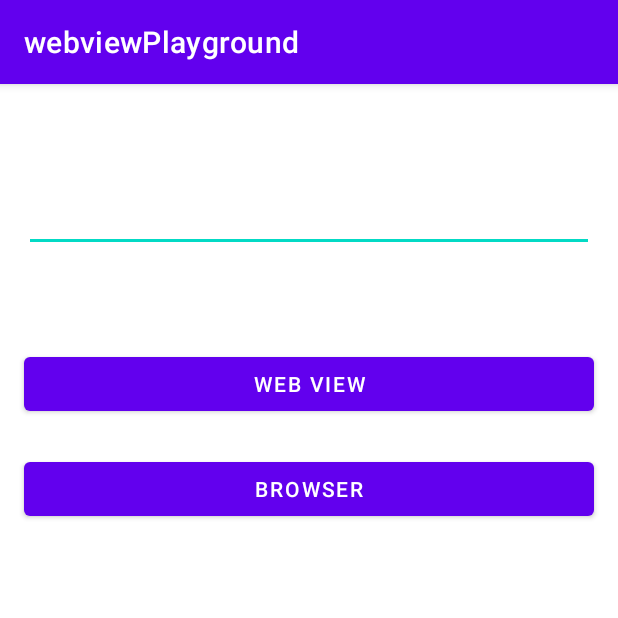
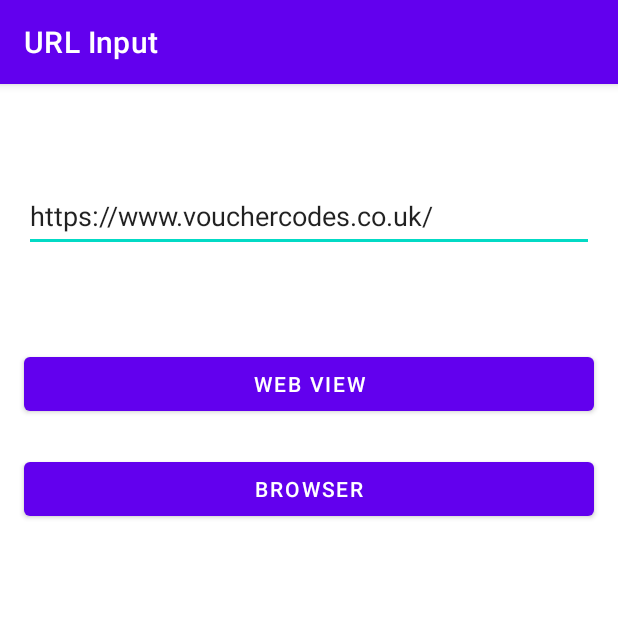
Before and after one commit to YentingChen/Android-Practise-WebView, an Android app: the screen it shows after launch (MainActivity), on a phone screen of 412 x 824 dp, the top half of it. Run offline under Robolectric (Android 15) with nearby library versions, the phone set to English and light mode, and no system bars; our stand-ins replace navigation-ui.

Commit message:
first version

```diff
--- a/app/src/main/AndroidManifest.xml
+++ b/app/src/main/AndroidManifest.xml
@@ -3,7 +3,7 @@
     xmlns:tools="http://schemas.android.com/tools"
     package="com.example.webviewplayground">
 
-    <uses-permission android:name="android.permission.ACCESS_NETWORK_STATE" />
+    <uses-permission android:name="android.permission.INTERNET" />
 
     <application
         android:allowBackup="true"
--- a/app/src/main/java/com/example/webviewplayground/FillingURLFragment.kt
+++ b/app/src/main/java/com/example/webviewplayground/FillingURLFragment.kt
@@ -1,10 +1,13 @@
 package com.example.webviewplayground
 
+import android.content.Intent
+import android.net.Uri
 import android.os.Bundle
 import androidx.fragment.app.Fragment
 import android.view.LayoutInflater
 import android.view.View
 import android.view.ViewGroup
+import android.widget.TextView
 import androidx.navigation.findNavController
 import androidx.navigation.fragment.findNavController
 import com.example.webviewplayground.databinding.FragmentFillingUrlBinding
@@ -14,23 +17,40 @@ class FillingURLFragment : Fragment() {
     private var _binding: FragmentFillingUrlBinding? = null
     private val binding get() = _binding!!
 
+    lateinit var textView: TextView
+
+    val defaulURL = "https://www.vouchercodes.co.uk/"
+
+    override fun onCreate(savedInstanceState: Bundle?) {
+        super.onCreate(savedInstanceState)
+    }
+
     override fun onCreateView(
         inflater: LayoutInflater, container: ViewGroup?,
         savedInstanceState: Bundle?
     ): View? {
         _binding = FragmentFillingUrlBinding.inflate(inflater, container, false)
         val view = binding.root
+
         return view
     }
 
     override fun onViewCreated(view: View, savedInstanceState: Bundle?) {
         super.onViewCreated(view, savedInstanceState)
         binding.buttonWebView.setOnClickListener {
-            FillingURLFragmentDirections.actionFillingURLFragmentToWebViewFragment("https://www.google.com/")
-            findNavController().navigate(R.id.action_fillingURLFragment_to_webViewFragment)
+            val direction = FillingURLFragmentDirections.actionFillingURLFragmentToWebViewFragment(textView.text.toString())
+            findNavController().navigate(direction)
         }
+
+        binding.buttonBrowser.setOnClickListener {
+            val openURL = Intent(Intent.ACTION_VIEW)
+            openURL.data = Uri.parse(textView.text.toString())
+            startActivity(openURL)
+        }
+
+        textView = binding.editTextInput
+        textView.text = defaulURL
 
     }
 
-
 }
--- a/app/src/main/java/com/example/webviewplayground/MainActivity.kt
+++ b/app/src/main/java/com/example/webviewplayground/MainActivity.kt
@@ -2,13 +2,31 @@ package com.example.webviewplayground
 
 import androidx.appcompat.app.AppCompatActivity
 import android.os.Bundle
+import android.view.LayoutInflater
+import androidx.navigation.NavController
+import androidx.navigation.fragment.NavHostFragment
+import androidx.navigation.fragment.findNavController
+import androidx.navigation.ui.setupActionBarWithNavController
 import com.example.webviewplayground.databinding.ActivityMainBinding
 
 class MainActivity : AppCompatActivity() {
     private lateinit var binding: ActivityMainBinding
+    private lateinit var navHostFragment: NavHostFragment
+    private lateinit var navController: NavController
 
     override fun onCreate(savedInstanceState: Bundle?) {
         super.onCreate(savedInstanceState)
-        setContentView(R.layout.activity_main)
+        binding = ActivityMainBinding.inflate(LayoutInflater.from(this))
+        setContentView(binding.root)
+
+        navHostFragment = supportFragmentManager.findFragmentById(binding.fragmentContainerView.id) as NavHostFragment
+        navController = navHostFragment.findNavController()
+        setupActionBarWithNavController(navController)
     }
+
+    override fun onSupportNavigateUp(): Boolean {
+        return navController.navigateUp() || super.onSupportNavigateUp()
+    }
+
+
 }
--- a/app/src/main/res/navigation/nav_gragh.xml
+++ b/app/src/main/res/navigation/nav_gragh.xml
@@ -8,17 +8,18 @@
     <fragment
         android:id="@+id/fillingURLFragment"
         android:name="com.example.webviewplayground.FillingURLFragment"
-        android:label="fragment_filling_url"
+        android:label="URL Input"
         tools:layout="@layout/fragment_filling_url" >
         <action
             android:id="@+id/action_fillingURLFragment_to_webViewFragment"
-            app:destination="@id/webViewFragment" />
+            app:destination="@id/webViewFragment">
+        </action>
     </fragment>
 
     <fragment
         android:id="@+id/webViewFragment"
         android:name="com.example.webviewplayground.WebViewFragment"
-        android:label="WebViewFragment" >
+        android:label="Web View" >
         <argument
             android:name="urlString"
             app:argType="string"
```
Also changed, not shown: app/src/main/java/com/example/webviewplayground/WebViewFragment.kt (+5 -7 lines).
